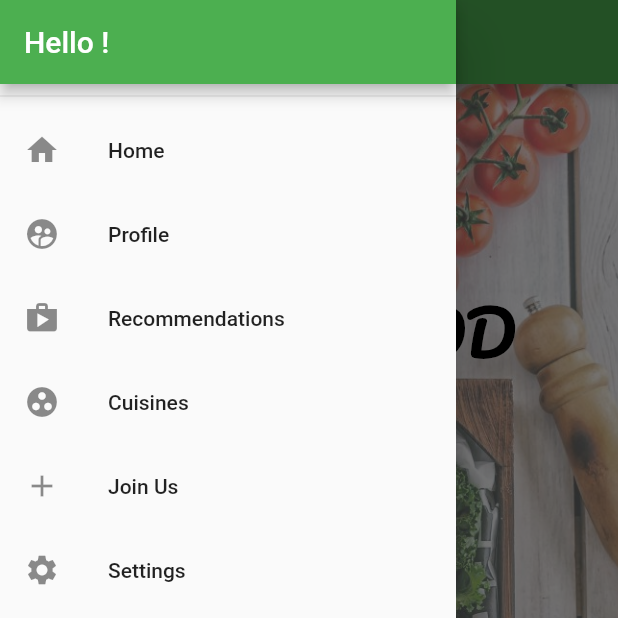
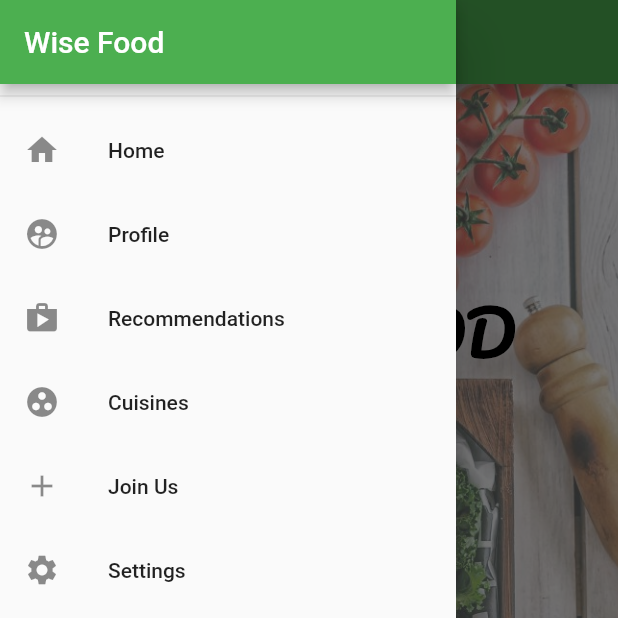
Before and after one commit to D-mahmoud/Wise-Food, a Flutter app: the HomePage screen opened by its route, with the side drawer open, on a phone screen of 412 x 824 dp, the top half of it. Run offline on Flutter 3.47's test engine with Material 2 defaults, Android fonts, the phone set to English and light mode, and no system bars; our stand-ins replace carousel_pro, flutter_svg, rating_bar, settings_ui, shared_preferences; accounts and stored records are empty.

Commit message:
drawer update

```diff
--- a/lib/main.dart
+++ b/lib/main.dart
@@ -55,7 +55,7 @@ class MyApp extends StatelessWidget {
                                   : AuthScreen(),
                         ),
                   routes: {
-                    'Home Page': (context) => HomePage(),
+                    'home': (context) => HomePage(),
                     'profile': (context) => newuserprofileprofile(auth.userName,auth.email),
                     'recommend': (context) => RecommendPage(auth.userName),
                     'cuisines': (context) => CuisinePage(),
--- a/lib/widgets/drawer.dart
+++ b/lib/widgets/drawer.dart
@@ -12,7 +12,7 @@ class AppDrawer extends StatelessWidget {
       child: Column(
         children: <Widget>[
           AppBar(
-            title: Text('Hello !'),
+            title: Text('Wise Food '),
             automaticallyImplyLeading: false,
           ),
           Divider(),
```
